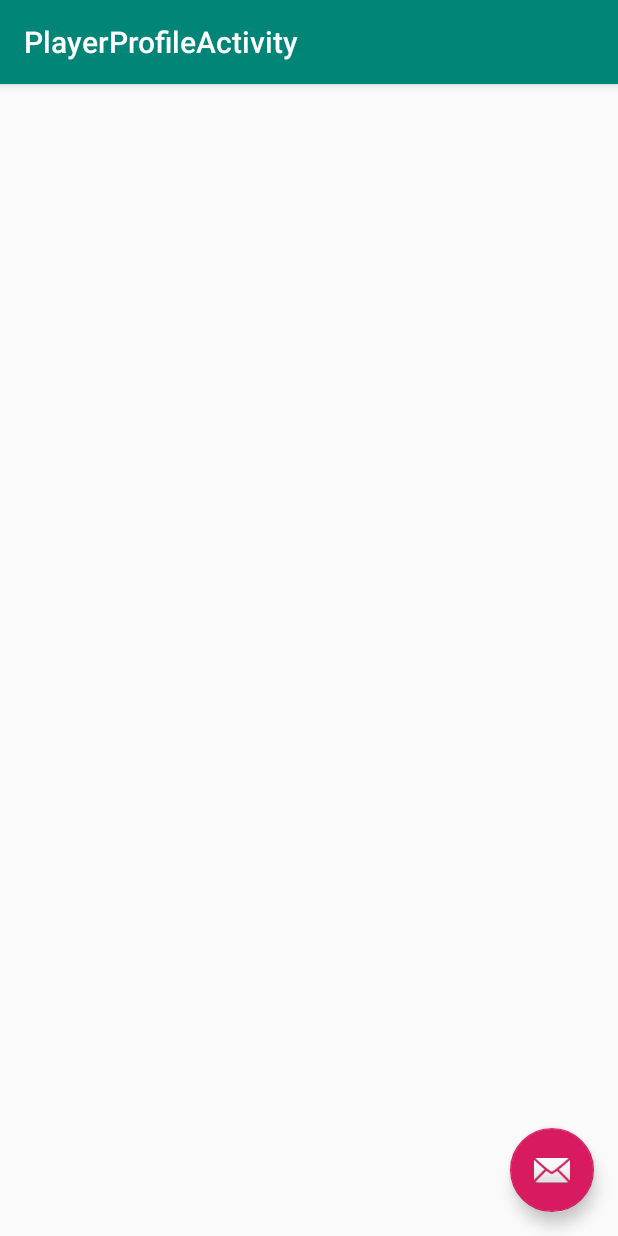
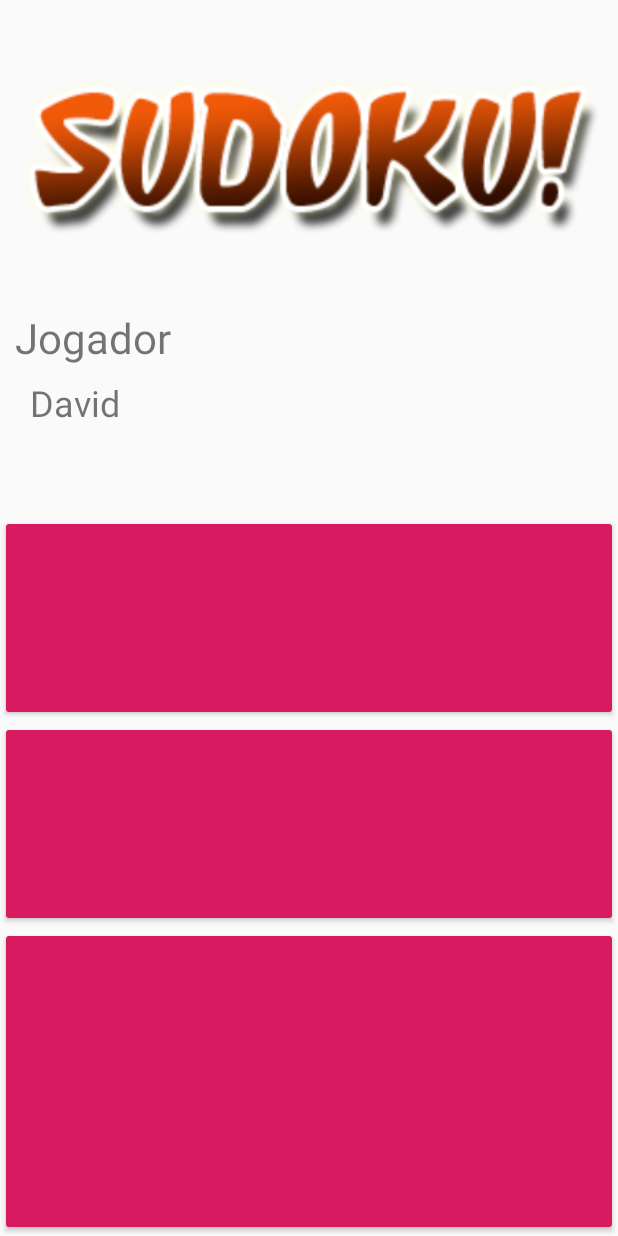
Before and after one commit to davidpaiva110/Sudoku-Android, an Android app: the PlayerProfileActivity screen opened directly, with no data from a screen before it, on a phone screen of 412 x 824 dp. Run offline under Robolectric (Android 15) with nearby library versions, the light colour scheme and no system bars.

Commit message:
player profile take 1

```diff
--- a/app/src/main/java/pt/amov/xicorafapaiva/sudoku/GameViews/MainActivity.java
+++ b/app/src/main/java/pt/amov/xicorafapaiva/sudoku/GameViews/MainActivity.java
@@ -36,6 +36,7 @@ public class MainActivity extends AppCompatActivity {
     }
 
     public void onClickSinglePlayer(View view) {
+
     }
 
     public void onClickMultiplayer(View view) {
--- a/app/src/main/java/pt/amov/xicorafapaiva/sudoku/GameViews/PlayerProfileActivity.java
+++ b/app/src/main/java/pt/amov/xicorafapaiva/sudoku/GameViews/PlayerProfileActivity.java
@@ -18,17 +18,7 @@ public class PlayerProfileActivity extends AppCompatActivity {
     protected void onCreate(Bundle savedInstanceState) {
         super.onCreate(savedInstanceState);
         setContentView(R.layout.activity_player_profile);
-        Toolbar toolbar = findViewById(R.id.toolbar);
-        setSupportActionBar(toolbar);
 
-        FloatingActionButton fab = findViewById(R.id.fab);
-        fab.setOnClickListener(new View.OnClickListener() {
-            @Override
-            public void onClick(View view) {
-                Snackbar.make(view, "Replace with your own action", Snackbar.LENGTH_LONG)
-                        .setAction("Action", null).show();
-            }
-        });
     }
 
 }
--- a/app/src/main/res/layout/activity_player_profile.xml
+++ b/app/src/main/res/layout/activity_player_profile.xml
@@ -1,33 +1,83 @@
 <?xml version="1.0" encoding="utf-8"?>
-<androidx.coordinatorlayout.widget.CoordinatorLayout xmlns:android="http://schemas.android.com/apk/res/android"
-    xmlns:app="http://schemas.android.com/apk/res-auto"
-    xmlns:tools="http://schemas.android.com/tools"
+<LinearLayout xmlns:android="http://schemas.android.com/apk/res/android"
     android:layout_width="match_parent"
     android:layout_height="match_parent"
-    tools:context=".GameViews.PlayerProfileActivity">
+    android:orientation="vertical">
 
-    <com.google.android.material.appbar.AppBarLayout
+    <LinearLayout
         android:layout_width="match_parent"
-        android:layout_height="wrap_content"
-        android:theme="@style/AppTheme.AppBarOverlay">
+        android:layout_height="match_parent"
+        android:weightSum="4"
+        android:orientation="vertical">
 
-        <androidx.appcompat.widget.Toolbar
-            android:id="@+id/toolbar"
+
+        <ImageView
             android:layout_width="match_parent"
-            android:layout_height="?attr/actionBarSize"
-            android:background="?attr/colorPrimary"
-            app:popupTheme="@style/AppTheme.PopupOverlay" />
+            android:layout_weight="1"
+            android:layout_height="0dp"
+            android:src="@drawable/image_title_sudoku"/>
 
-    </com.google.android.material.appbar.AppBarLayout>
+        <LinearLayout
+            android:layout_width="match_parent"
+            android:layout_height="0dp"
+            android:layout_weight="2"
+            android:weightSum="3"
+            android:orientation="vertical">
 
-    <include layout="@layout/content_player_profile" />
 
-    <com.google.android.material.floatingactionbutton.FloatingActionButton
-        android:id="@+id/fab"
-        android:layout_width="wrap_content"
-        android:layout_height="wrap_content"
-        android:layout_gravity="bottom|end"
-        android:layout_margin="@dimen/fab_margin"
-        app:srcCompat="@android:drawable/ic_dialog_email" />
 
-</androidx.coordinatorlayout.widget.CoordinatorLayout>
+            <LinearLayout
+                android:layout_width="match_parent"
+                android:layout_height="match_parent"
+                android:layout_weight="1"
+                android:orientation="vertical"
+                android:weightSum="3">
+
+                <TextView
+                    android:layout_width="match_parent"
+                    android:layout_height="match_parent"
+                    android:layout_weight="2"
+                    android:text="Jogador"
+                    android:textSize="28dp"
+                    android:paddingLeft="10dp"/>
+
+                <TextView
+                    android:id="@+id/labelNomeJogador"
+                    android:layout_width="match_parent"
+                    android:layout_height="match_parent"
+                    android:layout_weight="1"
+                    android:text="David"
+                    android:textSize="24dp"
+                    android:paddingLeft="20dp"/>
+
+            </LinearLayout>
+
+
+
+            <Button
+                android:id="@+id/centerbtn"
+                android:layout_weight="1"
+                style="@style/Widget.AppCompat.Button.Colored"
+                android:layout_width="match_parent"
+                android:layout_height="match_parent"
+                />
+
+
+            <Button
+                android:id="@+id/rightbtn"
+                android:layout_weight="1"
+                style="@style/Widget.AppCompat.Button.Colored"
+                android:layout_width="match_parent"
+                android:layout_height="match_parent"
+                />
+
+        </LinearLayout>
+
+        <Button
+            android:layout_weight="1"
+            android:id="@+id/downbtn"
+            style="@style/Widget.AppCompat.Button.Colored"
+            android:layout_width="match_parent"
+            android:layout_height="0dp" />
+    </LinearLayout>
+</LinearLayout>
```
